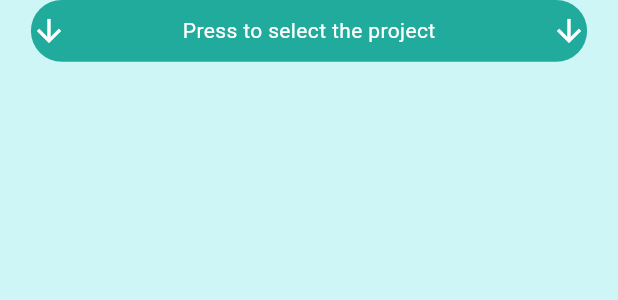
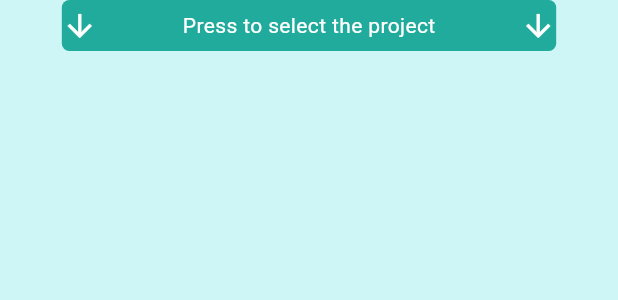
Before and after one commit to darksider-05/portfolio, a Flutter app: the SelectorN widget shown alone on an empty page, opened directly, after a tap on "Press to select the project", after a tap on "This portfolio", on a phone screen of 412 x 824 dp. Shown: the top 300 px of the screen. Run offline on Flutter 3.47's test engine with Material 3 defaults, Android fonts, the phone set to English and light mode, and no system bars.

Commit message:
- some visual improvements for phones and tablets

```diff
--- a/lib/components/pages/home.dart
+++ b/lib/components/pages/home.dart
@@ -94,7 +94,7 @@ class Textpart extends StatelessWidget {
         mainAxisAlignment: MainAxisAlignment.center,
         children: [
           Transform.translate(
-            offset: Offset(0, -vh * 0.2),
+            offset: Offset(0, -vh * 0.3),
             child: Container(
               color: Colors.transparent,
               child: Center(
--- a/lib/components/proj_selector.dart
+++ b/lib/components/proj_selector.dart
@@ -29,12 +29,12 @@ class _SelectorWState extends State<SelectorW> {
     return nav.selFlag
         ? Positioned(
             top: vh * 0.1,
-            left: vw * 0.05,
+            left: vw * 0.1,
             child: MouseRegion(
               onEnter: (event) => nav.selecting(),
               onExit: (event) => nav.done(),
               child: Container(
-                width: vw * 0.9,
+                width: vw * 0.8,
                 height: vh * ((data.length / 4).ceil() * 0.04),
                 decoration: BoxDecoration(
                   color: scheme.primary,
@@ -89,6 +89,7 @@ class _SelectorNState extends State<SelectorN> {
     final ScrollController sc = nav.sc;
     final json = context.watch<Jsonload>();
     final List data = json.data?["myprojects"];
+    final ScrollController cont = ScrollController();
     var defs = Defaults(context);
     var vw = defs.vw();
     var vh = defs.vh();
@@ -107,11 +108,12 @@ class _SelectorNState extends State<SelectorN> {
               child: !nav.selFlag
                   ? Container(
                       key: ValueKey(1),
-                      width: vw * 0.9,
-                      height: vh * 0.05,
+                      width: vw * 0.8,
+                      //height: vh * 0.05,
+                      padding: EdgeInsets.only(bottom: 5, top: 5),
                       decoration: BoxDecoration(
                         color: scheme.primary,
-                        borderRadius: BorderRadius.all(Radius.circular(30)),
+                        borderRadius: BorderRadius.all(Radius.circular(5)),
                       ),
 
                       child: Row(
@@ -133,13 +135,14 @@ class _SelectorNState extends State<SelectorN> {
                     //////////////////////////////////////////////////////////
                     Container(
                       key: ValueKey(2),
-                      width: vw * 0.9,
-                      height: vh * 0.05,
+                      width: vw * 0.8,
+                      //height: vh * 0.05,
+                      padding: EdgeInsets.only(bottom: 5, top: 5),
                       decoration: BoxDecoration(
                         color: scheme.primary,
                         borderRadius: BorderRadius.only(
-                          topLeft: Radius.circular(30),
-                          topRight: Radius.circular(30),
+                          topLeft: Radius.circular(5),
+                          topRight: Radius.circular(5),
                         ),
                       ),
 
@@ -168,27 +171,39 @@ class _SelectorNState extends State<SelectorN> {
                     key: ValueKey(4),
                     decoration: BoxDecoration(
                       borderRadius: BorderRadius.only(
-                        bottomLeft: Radius.circular(30),
-                        bottomRight: Radius.circular(30),
+                        bottomLeft: Radius.circular(5),
+                        bottomRight: Radius.circular(5),
                       ),
                       color: scheme.primary,
                     ),
                     padding: EdgeInsets.only(top: vh * 0.02),
-                    width: vw * 0.9,
+                    width: vw * 0.8,
                     height: vh * ((data.length / 2).ceil() * 0.04),
+                    child: Scrollbar(
+                      interactive: true,
+                      thumbVisibility: true,
+                      controller: cont,
                       child: ListView.builder(
+                        controller: cont,
                         itemCount: (data.length / 2).ceil(),
+
                         itemBuilder: (context, index1) => Row(
                           mainAxisAlignment: MainAxisAlignment.spaceEvenly,
+
                           children: List.generate(
                             min(data.length - (index1 * 2), 2),
+
                             (index2) => GestureDetector(
                               onTap: () {
                                 nav.setx(index1 * 2 + index2);
                                 nav.done();
                                 sc.jumpTo(0);
                               },
+
                               child: Center(
+                                child: Container(
+                                  padding: EdgeInsets.only(top: 2, bottom: 2),
+
                                   child: Text(
                                     data[index1 * 2 + index2][0],
                                     style: TextStyle(
@@ -203,6 +218,8 @@ class _SelectorNState extends State<SelectorN> {
                         ),
                       ),
                     ),
+                  ),
+          ),
         ],
       ),
     );
```
Also changed, not shown: lib/components/pages/contact.dart (+5 -4 lines). Lines whose indentation alone changed are shown as unchanged.
